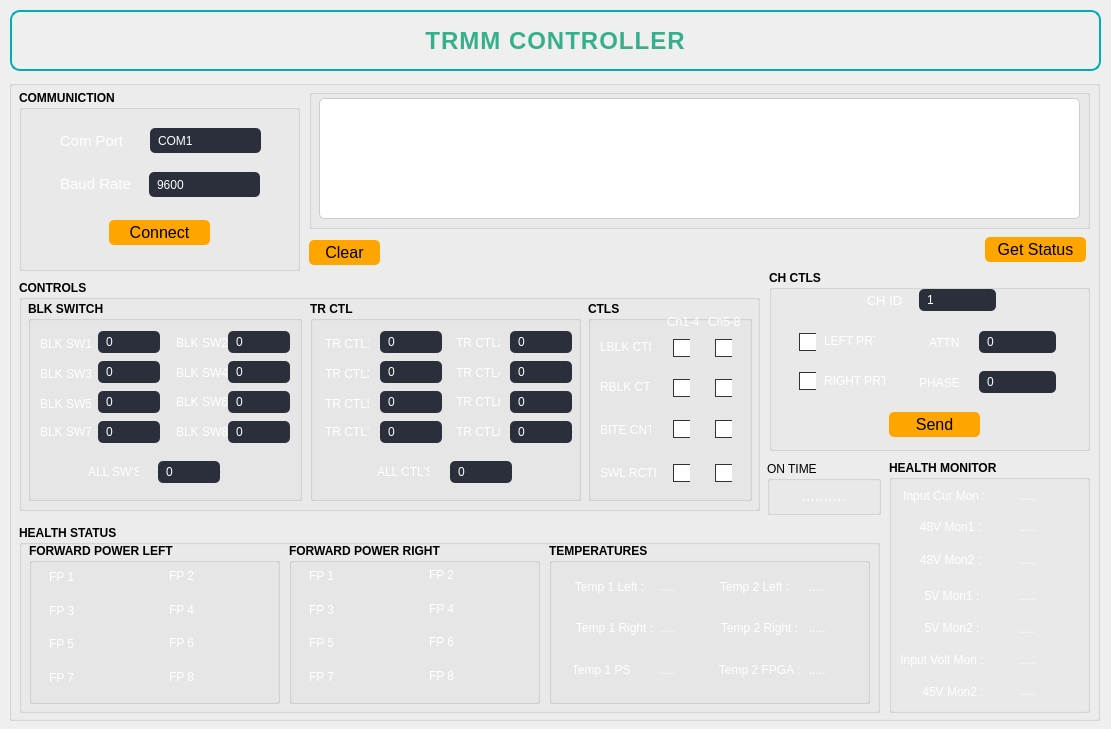
The window that trm_rnd5.ui (PavanKumar2621/TrmRNDController) describes before a commit, drawn with Qt 5.
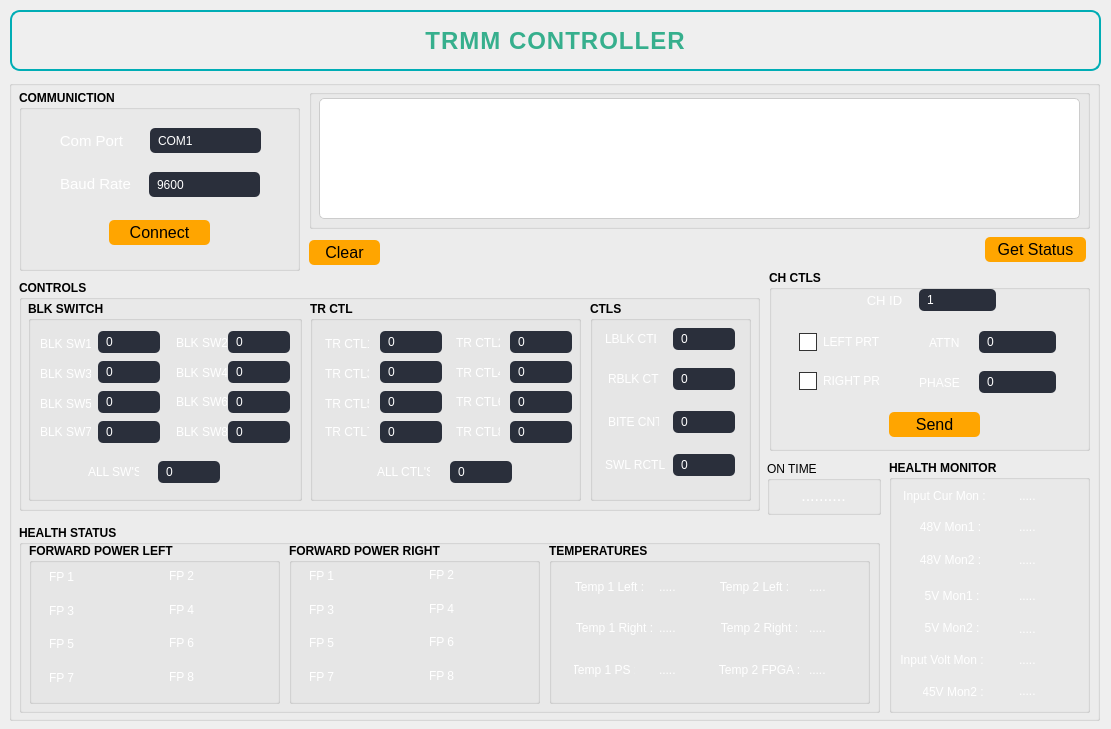
The same window after the commit. Icons and pictures are not drawn.

```diff
--- a/trm_rnd5.ui
+++ b/trm_rnd5.ui
@@ -1371,9 +1371,9 @@
     <widget class="QGroupBox" name="radar_groupbox_31">
      <property name="geometry">
       <rect>
-       <x>569</x>
+       <x>571</x>
        <y>21</y>
-       <width>164</width>
+       <width>161</width>
        <height>200</height>
       </rect>
      </property>
@@ -1488,8 +1488,8 @@
      <widget class="QLabel" name="label_188">
       <property name="geometry">
        <rect>
-        <x>12</x>
-        <y>73</y>
+        <x>18</x>
+        <y>65</y>
         <width>51</width>
         <height>26</height>
        </rect>
@@ -1503,11 +1503,11 @@
        <string>RBLK CTL</string>
       </property>
      </widget>
-     <widget class="QLabel" name="label_190">
+     <widget class="QLabel" name="label_193">
       <property name="geometry">
        <rect>
-        <x>12</x>
-        <y>116</y>
+        <x>18</x>
+        <y>108</y>
         <width>51</width>
         <height>26</height>
        </rect>
@@ -1521,12 +1521,12 @@
        <string>BITE CNT</string>
       </property>
      </widget>
-     <widget class="QLabel" name="label_191">
+     <widget class="QLabel" name="label_194">
       <property name="geometry">
        <rect>
-        <x>12</x>
-        <y>159</y>
-        <width>56</width>
+        <x>15</x>
+        <y>151</y>
+        <width>61</width>
         <height>26</height>
        </rect>
       </property>
@@ -1542,8 +1542,8 @@
      <widget class="QLabel" name="label_192">
       <property name="geometry">
        <rect>
-        <x>12</x>
-        <y>33</y>
+        <x>15</x>
+        <y>25</y>
         <width>51</width>
         <height>26</height>
        </rect>
@@ -1557,145 +1557,125 @@
        <string>LBLK CTL</string>
       </property>
      </widget>
-     <widget class="QCheckBox" name="lblkCTL5_8">
+     <widget class="QComboBox" name="rblkCNTL">
       <property name="geometry">
        <rect>
-        <x>127</x>
-        <y>37</y>
-        <width>17</width>
-        <height>20</height>
+        <x>83</x>
+        <y>67</y>
+        <width>62</width>
+        <height>22</height>
        </rect>
       </property>
-      <property name="text">
-       <string/>
-      </property>
+      <item>
+       <property name="text">
+        <string>0</string>
+       </property>
+      </item>
+      <item>
+       <property name="text">
+        <string>1</string>
+       </property>
+      </item>
+      <item>
+       <property name="text">
+        <string>2</string>
+       </property>
+      </item>
+      <item>
+       <property name="text">
+        <string>3</string>
+       </property>
+      </item>
      </widget>
-     <widget class="QCheckBox" name="lblkCTL1_4">
+     <widget class="QComboBox" name="biteCNTL">
       <property name="geometry">
        <rect>
-        <x>85</x>
-        <y>37</y>
-        <width>17</width>
-        <height>20</height>
+        <x>83</x>
+        <y>110</y>
+        <width>62</width>
+        <height>22</height>
        </rect>
       </property>
-      <property name="text">
-       <string/>
-      </property>
+      <item>
+       <property name="text">
+        <string>0</string>
+       </property>
+      </item>
+      <item>
+       <property name="text">
+        <string>1</string>
+       </property>
+      </item>
+      <item>
+       <property name="text">
+        <string>2</string>
+       </property>
+      </item>
+      <item>
+       <property name="text">
+        <string>3</string>
+       </property>
+      </item>
      </widget>
-     <widget class="QCheckBox" name="rblkCTL5_8">
+     <widget class="QComboBox" name="swlRCNTL">
       <property name="geometry">
        <rect>
-        <x>127</x>
-        <y>77</y>
-        <width>17</width>
-        <height>20</height>
+        <x>83</x>
+        <y>153</y>
+        <width>62</width>
+        <height>22</height>
        </rect>
       </property>
-      <property name="text">
-       <string/>
-      </property>
+      <item>
+       <property name="text">
+        <string>0</string>
+       </property>
+      </item>
+      <item>
+       <property name="text">
+        <string>1</string>
+       </property>
+      </item>
+      <item>
+       <property name="text">
+        <string>2</string>
+       </property>
+      </item>
+      <item>
+       <property name="text">
+        <string>3</string>
+       </property>
+      </item>
      </widget>
-     <widget class="QCheckBox" name="rblkCTL1_4">
+     <widget class="QComboBox" name="lblkCNTL">
       <property name="geometry">
        <rect>
-        <x>85</x>
-        <y>77</y>
-        <width>17</width>
-        <height>20</height>
+        <x>83</x>
+        <y>27</y>
+        <width>62</width>
+        <height>22</height>
        </rect>
       </property>
-      <property name="text">
-       <string/>
-      </property>
-     </widget>
-     <widget class="QCheckBox" name="biteCNT5_8">
-      <property name="geometry">
-       <rect>
-        <x>127</x>
-        <y>118</y>
-        <width>17</width>
-        <height>20</height>
-       </rect>
-      </property>
-      <property name="text">
-       <string/>
-      </property>
-     </widget>
-     <widget class="QCheckBox" name="biteCNT1_4">
-      <property name="geometry">
-       <rect>
-        <x>85</x>
-        <y>118</y>
-        <width>17</width>
-        <height>20</height>
-       </rect>
-      </property>
-      <property name="text">
-       <string/>
-      </property>
-     </widget>
-     <widget class="QCheckBox" name="swlRCTL1_4">
-      <property name="geometry">
-       <rect>
-        <x>85</x>
-        <y>162</y>
-        <width>17</width>
-        <height>20</height>
-       </rect>
-      </property>
-      <property name="text">
-       <string/>
-      </property>
-     </widget>
-     <widget class="QCheckBox" name="swlRCTL5_8">
-      <property name="geometry">
-       <rect>
-        <x>127</x>
-        <y>162</y>
-        <width>17</width>
-        <height>20</height>
-       </rect>
-      </property>
-      <property name="text">
-       <string/>
-      </property>
-     </widget>
-     <widget class="QLabel" name="label_193">
-      <property name="geometry">
-       <rect>
-        <x>79</x>
-        <y>10</y>
-        <width>33</width>
-        <height>21</height>
-       </rect>
-      </property>
-      <property name="font">
-       <font>
-        <pointsize>9</pointsize>
-       </font>
-      </property>
-      <property name="text">
-       <string>Ch1-4</string>
-      </property>
-     </widget>
-     <widget class="QLabel" name="label_194">
-      <property name="geometry">
-       <rect>
-        <x>120</x>
-        <y>10</y>
-        <width>34</width>
-        <height>21</height>
-       </rect>
-      </property>
-      <property name="font">
-       <font>
-        <pointsize>9</pointsize>
-       </font>
-      </property>
-      <property name="text">
-       <string>Ch5-8</string>
-      </property>
+      <item>
+       <property name="text">
+        <string>0</string>
+       </property>
+      </item>
+      <item>
+       <property name="text">
+        <string>1</string>
+       </property>
+      </item>
+      <item>
+       <property name="text">
+        <string>2</string>
+       </property>
+      </item>
+      <item>
+       <property name="text">
+        <string>3</string>
+       </property>
+      </item>
      </widget>
     </widget>
    </widget>
@@ -3374,17 +3354,20 @@
 QLabel{
 color: white;
 }
+QCheckBox {
+	color: white;
+}
 QCheckBox::indicator {
     width: 16px;
     height: 16px;
     border: 1px solid #333;
-    background-color: white;   /* inside color when unchecked */
+	color: white;
+ 	background-color: white;
 }
 
 QCheckBox::indicator:checked {
 	image: url(:/newPrefix/resources/tickmark.png);
-}
-</string>
+}</string>
     </property>
     <property name="title">
      <string>CH CTLS</string>
@@ -3478,12 +3461,12 @@
       <rect>
        <x>30</x>
        <y>62</y>
-       <width>17</width>
+       <width>81</width>
        <height>20</height>
       </rect>
      </property>
      <property name="text">
-      <string/>
+      <string>LEFT PRT</string>
      </property>
     </widget>
     <widget class="QCheckBox" name="righttPrt">
@@ -3491,12 +3474,12 @@
       <rect>
        <x>30</x>
        <y>101</y>
-       <width>17</width>
+       <width>81</width>
        <height>20</height>
       </rect>
      </property>
      <property name="text">
-      <string/>
+      <string>RIGHT PRT</string>
      </property>
     </widget>
     <widget class="QPushButton" name="btnRND">
@@ -4223,42 +4206,6 @@
       </property>
      </item>
     </widget>
-    <widget class="QLabel" name="label_195">
-     <property name="geometry">
-      <rect>
-       <x>55</x>
-       <y>60</y>
-       <width>51</width>
-       <height>21</height>
-      </rect>
-     </property>
-     <property name="font">
-      <font>
-       <pointsize>9</pointsize>
-      </font>
-     </property>
-     <property name="text">
-      <string>LEFT PRT</string>
-     </property>
-    </widget>
-    <widget class="QLabel" name="label_196">
-     <property name="geometry">
-      <rect>
-       <x>55</x>
-       <y>100</y>
-       <width>61</width>
-       <height>21</height>
-      </rect>
-     </property>
-     <property name="font">
-      <font>
-       <pointsize>9</pointsize>
-      </font>
-     </property>
-     <property name="text">
-      <string>RIGHT PRT</string>
-     </property>
-    </widget>
    </widget>
    <widget class="QPushButton" name="btnGetStatus">
     <property name="geometry">
```
Left out of the diff: 51 changed lines with no effect on the pictures.
